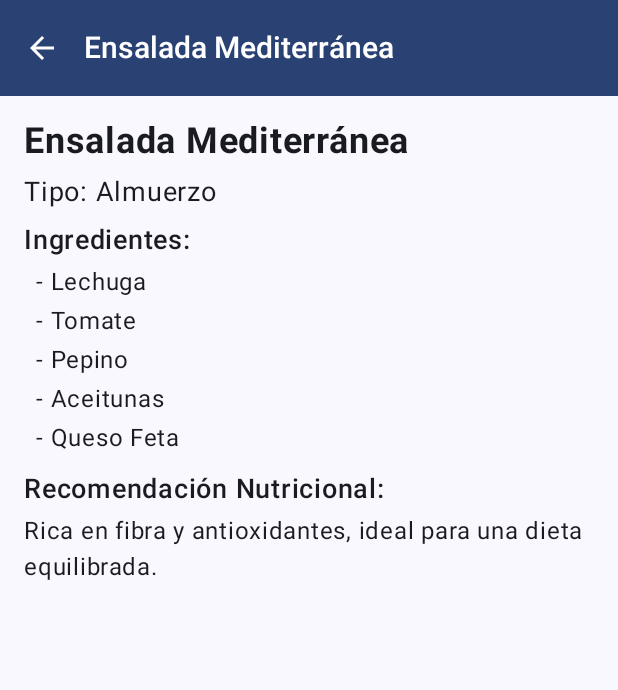
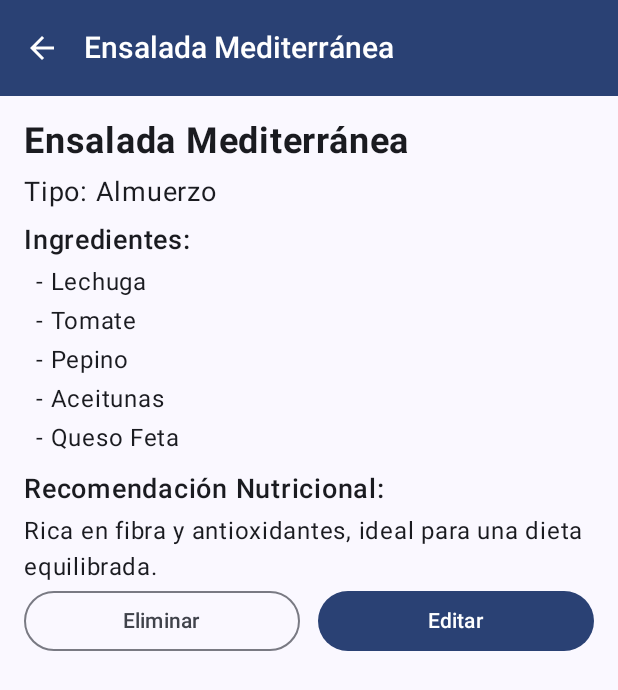
Before and after one commit to albania-musabeli-appMoviles/minutaApp, an Android app built with Jetpack Compose: the MinutaScreen screen opened through its navigation route, after a tap on an icon or button, on a phone screen of 412 x 824 dp. Shown: the top 690 px of the screen. Run offline under Robolectric (Android 15) with nearby library versions, the phone set to English and light mode, and no system bars.

Commit message:
feat: Eliminar una minuta desde página Detalle

```diff
--- a/app/src/main/java/com/example/minutaapp/MainActivity.kt
+++ b/app/src/main/java/com/example/minutaapp/MainActivity.kt
@@ -89,6 +89,12 @@ fun AppNav(){
     val listaTotalRecetas = recipes + recetasUsuario
 
 
+    // funcion para eliminar una receta
+    fun eliminarReceta(receta: Receta){
+        recetasUsuario.remove(receta)
+    }
+
+
     // CONTROLAR LA NAVEGACION (rutas)
     NavHost(
         navController = navController,
@@ -124,7 +130,11 @@ fun AppNav(){
             if (recipeIndex != null && recipeIndex in listaTotalRecetas.indices) {
                 RecipeDetailScreen(
                     navController = navController,
-                    receta = listaTotalRecetas[recipeIndex]
+                    receta = listaTotalRecetas[recipeIndex],
+                    onEliminarReceta = { receta ->
+                        eliminarReceta(receta)
+                        navController.popBackStack() // volver a MinutaScreen
+                    }
                 )
             } else {
                 // Manejo de error: índice inválido
--- a/app/src/main/java/com/example/minutaapp/screens/DetailRecipe.kt
+++ b/app/src/main/java/com/example/minutaapp/screens/DetailRecipe.kt
@@ -1,9 +1,14 @@
 package com.example.minutaapp.screens
 
+import androidx.compose.foundation.layout.Arrangement
 import androidx.compose.foundation.layout.Column
+import androidx.compose.foundation.layout.Row
 import androidx.compose.foundation.layout.fillMaxSize
+import androidx.compose.foundation.layout.fillMaxWidth
 import androidx.compose.foundation.layout.padding
+import androidx.compose.material3.Button
 import androidx.compose.material3.ExperimentalMaterial3Api
+import androidx.compose.material3.OutlinedButton
 import androidx.compose.material3.Scaffold
 import androidx.compose.material3.Text
 import androidx.compose.runtime.Composable
@@ -17,7 +22,11 @@ import com.example.minutaapp.screens.data.Receta
 
 @OptIn(ExperimentalMaterial3Api::class)
 @Composable
-fun RecipeDetailScreen(navController: NavHostController, receta: Receta) {
+fun RecipeDetailScreen(
+    navController: NavHostController,
+    receta: Receta,
+    onEliminarReceta: (Receta) -> Unit
+) {
     Scaffold(
         topBar = {
             SimpleTopBar(
@@ -67,6 +76,37 @@ fun RecipeDetailScreen(navController: NavHostController, receta: Receta) {
                 text = receta.recomendacionNutricional,
                 fontSize = 16.sp
             )
+
+            /* BOTONES PARA EDITAR/ELIMINAR */
+            Row (
+                modifier = Modifier.fillMaxWidth(),
+                horizontalArrangement = Arrangement.spacedBy(12.dp)
+                ){
+                // Boton ELIMINAR
+                OutlinedButton(
+                    onClick = { onEliminarReceta(receta) },
+                    modifier = Modifier.weight(1f)
+
+                ) {
+                    Text("Eliminar")
+                }
+
+                // Boton EDITAR
+                Button(
+                    onClick = {
+                        // Abrir una pagina para editar la minuta con los datos
+                        navController.navigate("nueva_minuta")
+                        /*{
+                            popUpTo("minuta") { inclusive = true } // limpia la pila hasta MinutaScreen
+                        }*/
+                    },
+                    modifier = Modifier.weight(1f)
+                ) {
+                    Text("Editar")
+                }
+
+
+            }
         }
     }
 }
--- a/app/src/main/java/com/example/minutaapp/screens/Minuta.kt
+++ b/app/src/main/java/com/example/minutaapp/screens/Minuta.kt
@@ -115,6 +115,10 @@ fun MinutaScreen(navController: NavHostController, recetas: List<Receta>) {
                 style = MaterialTheme.typography.headlineMedium,
                 modifier = Modifier.padding(bottom = 16.dp)
             )
+            Text(
+                text = "Haga click en una minuta para ver el detalle",
+                modifier = Modifier.padding(bottom = 16.dp)
+            )
             LazyColumn(
                 modifier = Modifier.weight(1f),
                 verticalArrangement = Arrangement.spacedBy(16.dp)
```
Also changed, not shown: app/src/main/java/com/example/minutaapp/screens/NewMinuta.kt (indentation only).
